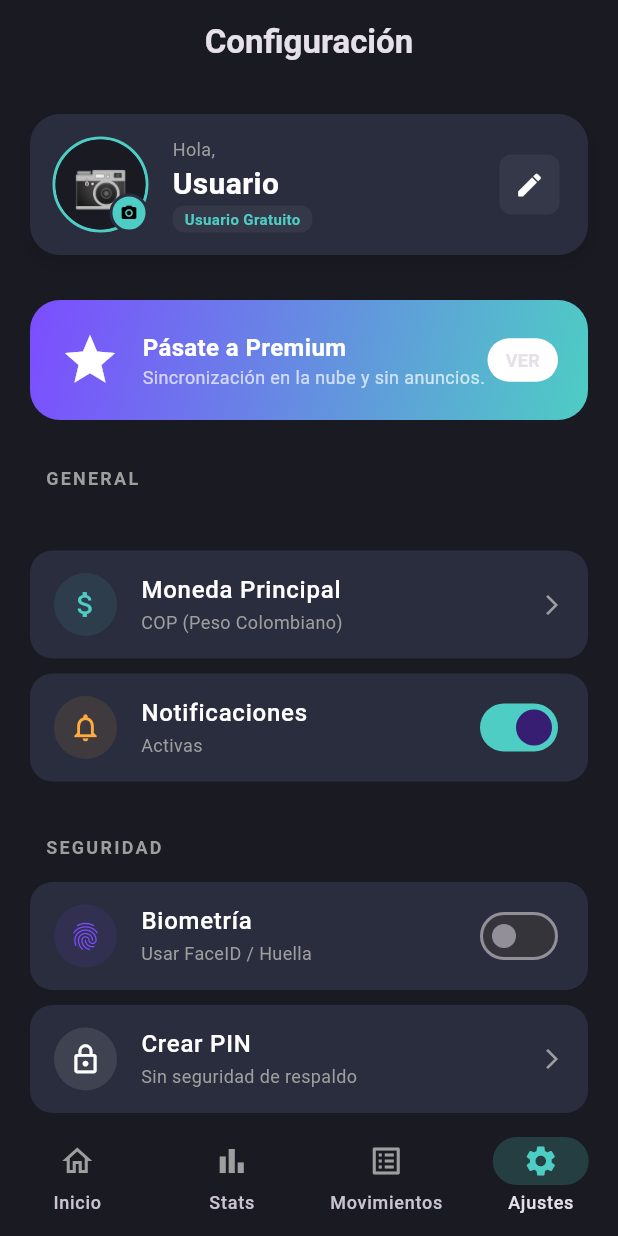
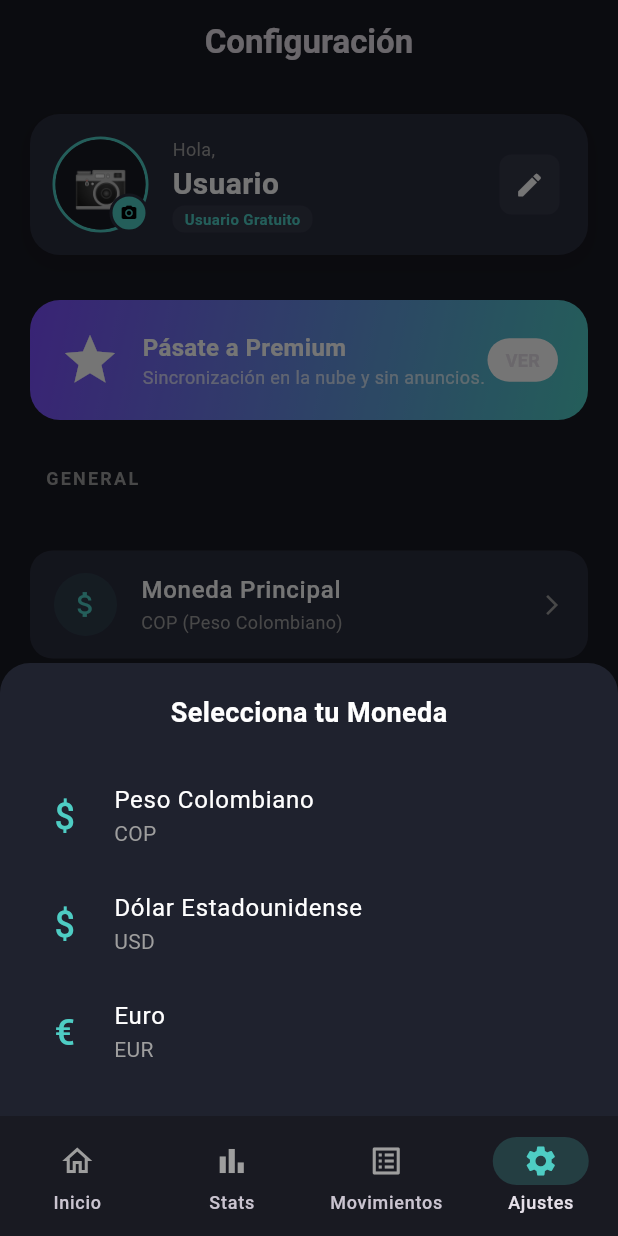
Before and after one commit to AndresCastilloPlata/balancea, a Flutter app: the screen it shows after launch, item 4 of the bottom bar chosen, after a tap on "Moneda Principal", on a phone screen of 412 x 824 dp. Run offline on Flutter 3.47's test engine with Material 3 defaults, Android fonts, the phone set to English and light mode, and no system bars; our stand-ins replace fl_chart, flutter_native_splash, flutter_riverpod, go_router, hive, hive_flutter and 3 more; accounts and stored records are empty; generated files the repository leaves out were written again.

Commit message:
feat: implementación de soporte multidivisa (COP, USD, EUR) y refactorización de formateo numérico
- Nuevo: Configuración de monedas en currency_config.dart.
- Feature: Selector de moneda en SettingsScreen con persistencia en Hive.
- Refactor: CurrencyHelper y CurrencyInputFormatter ahora soportan locales dinámicos (puntos vs comas).
- Refactor: Conversión de widgets de visualización (Balance, Tiles, Charts) a ConsumerWidget para inyección de moneda.

```diff
--- /dev/null
+++ b/lib/config/constants/currency_config.dart
@@ -0,0 +1,48 @@
+class AppCurrency {
+  final String code; // 'COP', 'USD', 'EUR'
+  final String name; // 'Peso Colombiano'
+  final String symbol; // '$'
+  final String locale; // 'es_CO', 'en_US'
+  final int decimals; // 0 o 2
+
+  const AppCurrency({
+    required this.code,
+    required this.name,
+    required this.symbol,
+    required this.locale,
+    this.decimals = 0,
+  });
+}
+
+class CurrencyConfig {
+  static const List<AppCurrency> availableCurrencies = [
+    AppCurrency(
+      code: 'COP',
+      name: 'Peso Colombiano',
+      symbol: '\$',
+      locale: 'es_CO',
+      decimals: 0, // Visualmente solemos ocultar decimales en COP
+    ),
+    AppCurrency(
+      code: 'USD',
+      name: 'Dólar Estadounidense',
+      symbol: '\$',
+      locale: 'en_US', // Usa punto para decimales
+      decimals: 2,
+    ),
+    AppCurrency(
+      code: 'EUR',
+      name: 'Euro',
+      symbol: '€',
+      locale: 'es_ES', // Formato europeo estándar
+      decimals: 2,
+    ),
+  ];
+
+  static AppCurrency getCurrency(String code) {
+    return availableCurrencies.firstWhere(
+      (c) => c.code == code,
+      orElse: () => availableCurrencies.first, // Default COP
+    );
+  }
+}
--- a/lib/config/helpers/currency_helper.dart
+++ b/lib/config/helpers/currency_helper.dart
@@ -1,12 +1,13 @@
+import 'package:balancea/config/constants/currency_config.dart';
 import 'package:intl/intl.dart';
 
 class CurrencyHelper {
-  static String format(double amount) {
+  static String format(double amount, AppCurrency currency) {
     final formatter = NumberFormat.currency(
-      locale: 'es_CO',
-      symbol: '\$ ',
-      decimalDigits: 2,
-      customPattern: '\u00A4 #,##0.00',
+      locale: currency.locale,
+      symbol: '${currency.symbol} ',
+      decimalDigits: currency.decimals,
+      // customPattern: '\u00A4 #,##0.00',
     );
 
     return formatter.format(amount);
--- a/lib/presentation/providers/settings_provider.dart
+++ b/lib/presentation/providers/settings_provider.dart
@@ -10,6 +10,8 @@ class AppSettings {
   final String? avatarPath;
   final String? pin;
 
+  final String currencyCode;
+
   AppSettings({
     this.isDarkTheme = true,
     this.isBiometricEnabled = false,
@@ -17,6 +19,7 @@ class AppSettings {
     this.userName = 'Usuario',
     this.avatarPath,
     this.pin,
+    this.currencyCode = 'COP',
   });
 
   AppSettings copyWith({
@@ -26,6 +29,7 @@ class AppSettings {
     String? userName,
     String? avatarPath,
     String? pin,
+    String? currencyCode,
   }) {
     return AppSettings(
       isDarkTheme: isDarkTheme ?? this.isDarkTheme,
@@ -35,6 +39,7 @@ class AppSettings {
       userName: userName ?? this.userName,
       avatarPath: avatarPath ?? this.avatarPath,
       pin: pin ?? this.pin,
+      currencyCode: currencyCode ?? this.currencyCode,
     );
   }
 }
@@ -59,6 +64,7 @@ class SettingsNotifier extends StateNotifier<AppSettings> {
       userName: box.get('userName', defaultValue: 'Usuario'),
       avatarPath: box.get('avatarPath'), // null por defecto
       pin: box.get('pin'),
+      currencyCode: box.get('currencyCode', defaultValue: 'COP'),
     );
   }
 
@@ -104,6 +110,12 @@ class SettingsNotifier extends StateNotifier<AppSettings> {
     Hive.box(_boxName).put('pin', newPin);
   }
 
+  // Moneda
+  void setCurrency(String code) {
+    state = state.copyWith(currencyCode: code);
+    Hive.box(_boxName).put('currencyCode', code);
+  }
+
   // Borrar datos
   Future<void> clearAllData() async {
     final settingsBox = Hive.box(_boxName);
--- a/lib/presentation/screens/settings_screen.dart
+++ b/lib/presentation/screens/settings_screen.dart
@@ -1,5 +1,6 @@
 import 'dart:io';
 
+import 'package:balancea/config/constants/currency_config.dart';
 import 'package:balancea/presentation/providers/settings_provider.dart';
 import 'package:flutter/material.dart';
 import 'package:flutter_riverpod/flutter_riverpod.dart';
@@ -75,6 +76,61 @@ class SettingsScreen extends ConsumerWidget {
     }
   }
 
+  void _showCurrencyPicker(BuildContext context, WidgetRef ref) {
+    showModalBottomSheet(
+      context: context,
+      backgroundColor: const Color(0xFF1F222E),
+      shape: const RoundedRectangleBorder(
+        borderRadius: BorderRadius.vertical(top: Radius.circular(20)),
+      ),
+      builder: (context) {
+        return Padding(
+          padding: const EdgeInsets.all(20),
+          child: Column(
+            mainAxisSize: MainAxisSize.min,
+            children: [
+              const Text(
+                'Selecciona tu Moneda',
+                style: TextStyle(
+                  color: Colors.white,
+                  fontSize: 18,
+                  fontWeight: FontWeight.bold,
+                ),
+              ),
+              const SizedBox(height: 20),
+              ...CurrencyConfig.availableCurrencies.map((currency) {
+                return ListTile(
+                  leading: Text(
+                    currency.symbol,
+                    style: const TextStyle(
+                      color: Color(0xFF4ECDC4),
+                      fontSize: 24,
+                    ),
+                  ),
+                  title: Text(
+                    currency.name,
+                    style: const TextStyle(color: Colors.white),
+                  ),
+                  subtitle: Text(
+                    currency.code,
+                    style: TextStyle(color: Colors.grey[500]),
+                  ),
+                  onTap: () {
+                    // Guardar selección
+                    ref
+                        .read(settingsProvider.notifier)
+                        .setCurrency(currency.code);
+                    Navigator.pop(context);
+                  },
+                );
+              }),
+            ],
+          ),
+        );
+      },
+    );
+  }
+
   // borrar datos
   void _confirmDeleteData(BuildContext context, WidgetRef ref) {
     showDialog(
@@ -126,6 +182,7 @@ class SettingsScreen extends ConsumerWidget {
   Widget build(BuildContext context, WidgetRef ref) {
     final settings = ref.watch(settingsProvider);
     final settingsNotifier = ref.read(settingsProvider.notifier);
+    final currencyConfig = CurrencyConfig.getCurrency(settings.currencyCode);
 
     return Scaffold(
       backgroundColor: const Color(0xFF191A22),
@@ -163,8 +220,8 @@ class SettingsScreen extends ConsumerWidget {
             icon: Icons.attach_money,
             color: const Color(0xFF4ECDC4),
             title: 'Moneda Principal',
-            subtitle: 'COP (Peso Colombiano)',
-            onTap: () {},
+            subtitle: '${currencyConfig.code} (${currencyConfig.name})',
+            onTap: () => _showCurrencyPicker(context, ref),
           ),
           _CustomSettingsTile(
             icon: Icons.notifications_outlined,
--- a/lib/presentation/widgets/home/balance_card.dart
+++ b/lib/presentation/widgets/home/balance_card.dart
@@ -2,6 +2,8 @@ import 'dart:ui';
 
 import 'package:flutter/material.dart';
 import 'package:flutter_riverpod/flutter_riverpod.dart';
+import 'package:balancea/config/constants/currency_config.dart';
+import 'package:balancea/presentation/providers/settings_provider.dart';
 import 'package:balancea/presentation/providers/transaction_provider.dart';
 import 'package:balancea/config/helpers/currency_helper.dart';
 
@@ -12,6 +14,9 @@ class BalanceCard extends ConsumerWidget {
   Widget build(BuildContext context, WidgetRef ref) {
     final transactionState = ref.watch(transactionListProvider);
     final transactions = transactionState.value ?? [];
+
+    final settings = ref.watch(settingsProvider);
+    final currency = CurrencyConfig.getCurrency(settings.currencyCode);
 
     double totalIncome = 0;
     double totalExpense = 0;
@@ -145,6 +150,7 @@ class BalanceCard extends ConsumerWidget {
                     alignment: Alignment.centerLeft,
                     child: _buildMoneyText(
                       amount: totalBalance,
+                      currency: currency,
                       baseSize: 36,
                       color: Colors.white,
                     ),
@@ -160,6 +166,7 @@ class BalanceCard extends ConsumerWidget {
                           color: const Color(0xFF4ECDC4), // Verde Neon
                           label: 'Ingresos',
                           amount: totalIncome,
+                          currency: currency,
                         ),
                       ),
                       const SizedBox(width: 15),
@@ -171,6 +178,7 @@ class BalanceCard extends ConsumerWidget {
                           color: const Color(0xFFFF6B6B), // Rojo Neon
                           label: 'Gastos',
                           amount: totalExpense,
+                          currency: currency,
                         ),
                       ),
                     ],
@@ -186,13 +194,27 @@ class BalanceCard extends ConsumerWidget {
 
   Widget _buildMoneyText({
     required double amount,
+    required AppCurrency currency,
     required double baseSize,
     required Color color,
   }) {
-    final formatted = CurrencyHelper.format(amount);
-    final parts = formatted.split(',');
-    final integerPart = parts[0];
-    final decimalPart = parts.length > 1 ? ',${parts[1]}' : '';
+    final formatted = CurrencyHelper.format(amount, currency);
+
+    String integerPart = formatted;
+    String decimalPart = '';
+
+    final decimalSeparator = currency.code == 'USD' ? '.' : ',';
+
+    if (formatted.contains(decimalSeparator)) {
+      final parts = formatted.split(decimalSeparator);
+      // Aseguramos que sea la última parte (por si acaso hay separadores de miles iguales)
+      if (parts.length > 1) {
+        integerPart = parts[0];
+        int lastSep = formatted.lastIndexOf(decimalSeparator);
+        integerPart = formatted.substring(0, lastSep);
+        decimalPart = formatted.substring(lastSep); // Incluye el separador
+      }
+    }
 
     return RichText(
       text: TextSpan(
@@ -205,7 +227,7 @@ class BalanceCard extends ConsumerWidget {
               fontSize: baseSize,
               fontWeight: FontWeight.w800,
               letterSpacing: -1.0,
-              fontFamily: 'CupertinoSystemText', // O por defecto
+              // fontFamily: 'CupertinoSystemText', // O por defecto
             ),
           ),
 
@@ -248,21 +270,18 @@ class _GlasStat extends StatelessWidget {
   final Color color;
   final String label;
   final double amount;
+  final AppCurrency currency;
 
   const _GlasStat({
     required this.icon,
     required this.color,
     required this.label,
     required this.amount,
+    required this.currency,
   });
 
   @override
   Widget build(BuildContext context) {
-    //   final formatted = CurrencyHelper.format(amount);
-    // final parts = formatted.split(',');
-    // final integerPart = parts[0];
-    // final decimalPart = parts.length > 1 ? ',${parts[1]}' : '';
-
     return Container(
       padding: const EdgeInsets.symmetric(vertical: 8, horizontal: 12),
       decoration: BoxDecoration(
@@ -301,7 +320,7 @@ class _GlasStat extends StatelessWidget {
                   fit: BoxFit.scaleDown,
                   alignment: Alignment.centerLeft,
                   child: Text(
-                    CurrencyHelper.format(amount),
+                    CurrencyHelper.format(amount, currency),
                     style: const TextStyle(
                       color: Colors.white,
                       fontWeight: FontWeight.bold,
```
Also changed, not shown: lib/config/helpers/currency_input_formatter.dart (+22 -9 lines), lib/presentation/widgets/shared/add_transaction_modal.dart (+18 -16 lines), lib/presentation/widgets/shared/transaction_tile.dart (+9 -3 lines), lib/presentation/widgets/stats/chart_container.dart (+10 -4 lines), lib/presentation/widgets/stats/stats_categories.dart (+12 -5 lines).
